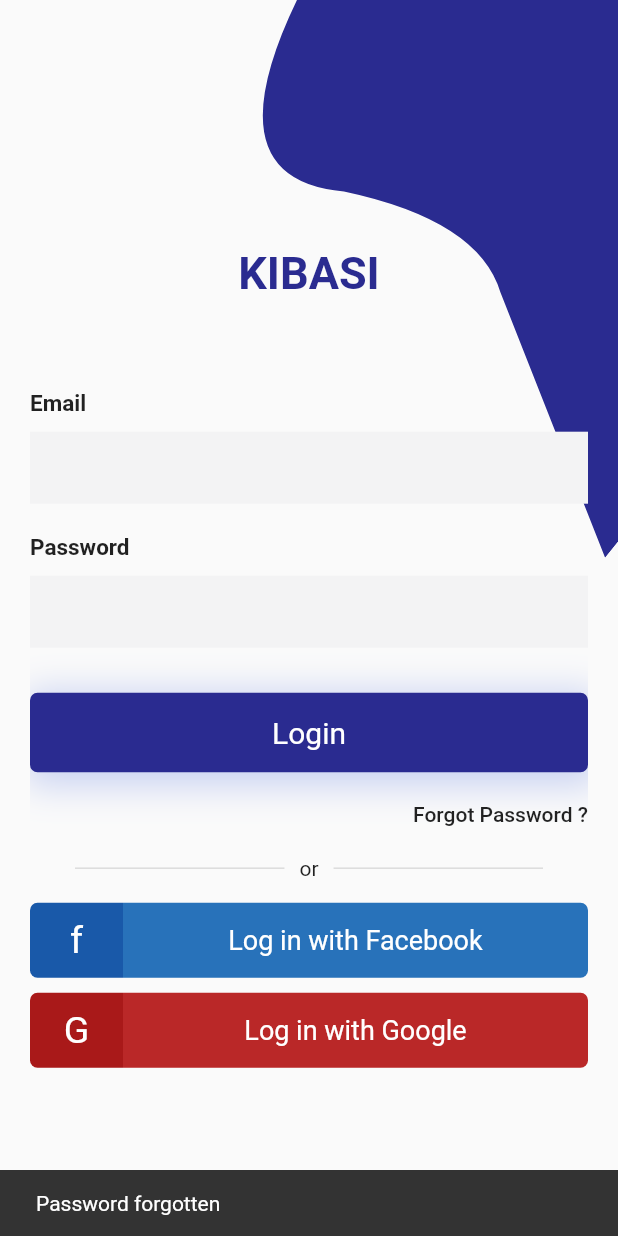
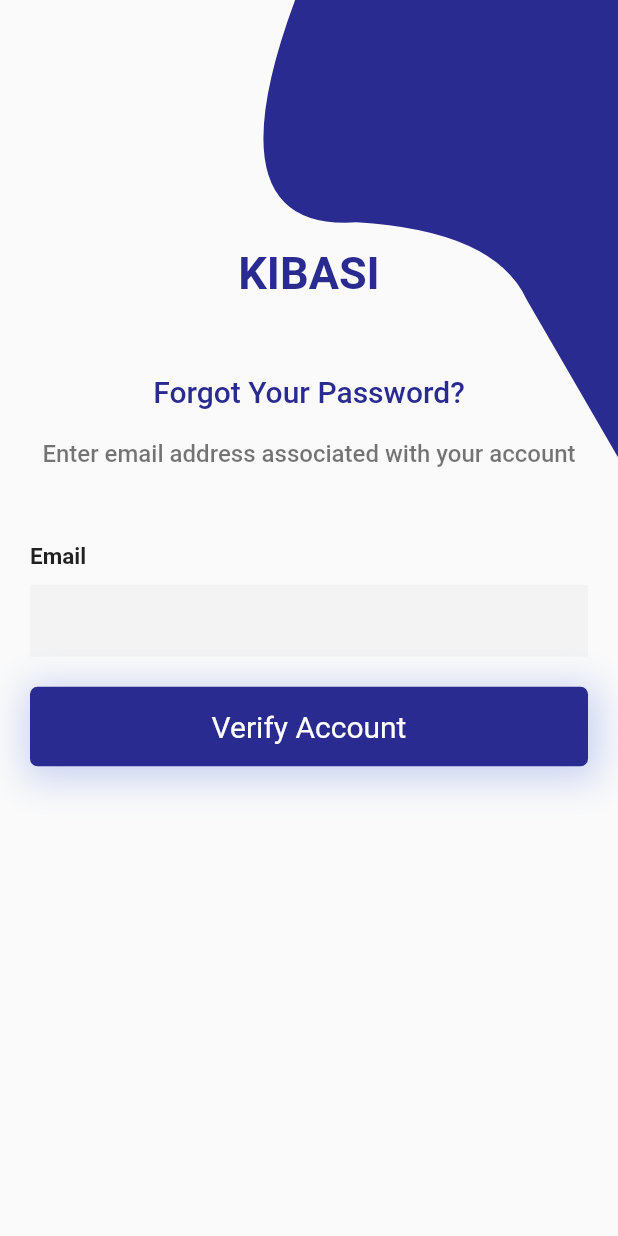
Before and after one commit to 4xMafole/kibasi-Owner, a Flutter app: the LoginPage screen opened directly, after a tap on "Forgot Password ?", on a phone screen of 412 x 824 dp. Run offline on Flutter 3.47's test engine with Material 2 defaults, Android fonts, the phone set to English and light mode, and no system bars; our stand-ins replace flutter_neumorphic, get, google_fonts; missing offline and left inert: otp_screen; Roboto replaces fonts that are missing (Dosis).

Commit message:
Done wit authentication page designs

```diff
--- /dev/null
+++ b/lib/auth/forgot_password_page.dart
@@ -0,0 +1,168 @@
+import 'package:flutter/material.dart';
+import 'package:get/get.dart';
+import 'package:google_fonts/google_fonts.dart';
+import 'package:kibasi/auth/login_page.dart';
+import 'package:kibasi/auth/update_password_page.dart';
+import 'package:kibasi/widget/bezier.dart';
+import 'package:kibasi/utils/custom_color.dart' as color;
+
+class ForgotPasswordPage extends StatefulWidget {
+  const ForgotPasswordPage({Key? key}) : super(key: key);
+
+  @override
+  _ForgotPasswordPage createState() => _ForgotPasswordPage();
+}
+
+class _ForgotPasswordPage extends State<ForgotPasswordPage> {
+  @override
+  Widget build(BuildContext context) {
+    final height = MediaQuery.of(context).size.height;
+    return Scaffold(
+      body: Container(
+        height: height,
+        child: Stack(
+          children: <Widget>[
+            Positioned(
+              top: -MediaQuery.of(context).size.height * .15,
+              right: -MediaQuery.of(context).size.width * .4,
+              child: CustomBezier(),
+            ),
+            Container(
+              padding: EdgeInsets.symmetric(horizontal: 20),
+              child: SingleChildScrollView(
+                child: Column(
+                  crossAxisAlignment: CrossAxisAlignment.center,
+                  mainAxisAlignment: MainAxisAlignment.center,
+                  children: <Widget>[
+                    SizedBox(height: height * .2),
+                    _title(),
+                    SizedBox(
+                      height: 50,
+                    ),
+                    _subtitle(),
+                    SizedBox(
+                      height: 20,
+                    ),
+                    _normalText(),
+                    SizedBox(
+                      height: 40,
+                    ),
+                    _emailPasswordWidget(),
+                    SizedBox(
+                      height: 10,
+                    ),
+                    _submitButton(),
+                  ],
+                ),
+              ),
+            ),
+          ],
+        ),
+      ),
+    );
+  }
+
+  Widget _entryField(String title, {bool isPassword = false}) {
+    return Container(
+      margin: EdgeInsets.symmetric(vertical: 10),
+      child: Column(
+        crossAxisAlignment: CrossAxisAlignment.start,
+        children: <Widget>[
+          Text(
+            title,
+            style: TextStyle(fontWeight: FontWeight.bold, fontSize: 15),
+          ),
+          SizedBox(
+            height: 10,
+          ),
+          TextField(
+              obscureText: isPassword,
+              decoration: InputDecoration(
+                  border: InputBorder.none,
+                  fillColor: Color(0xfff3f3f4),
+                  filled: true))
+        ],
+      ),
+    );
+  }
+
+  Widget _submitButton() {
+    return InkWell(
+      onTap: () {
+        Get.to(UpdatePasswordPage());
+      },
+      child: Container(
+        width: MediaQuery.of(context).size.width,
+        padding: EdgeInsets.symmetric(vertical: 15),
+        alignment: Alignment.center,
+        decoration: BoxDecoration(
+            borderRadius: BorderRadius.all(Radius.circular(5)),
+            boxShadow: <BoxShadow>[
+              BoxShadow(
+                color: color.AppColor.paleBlue.withOpacity(0.6),
+                offset: Offset(2, 4),
+                blurRadius: 20,
+                spreadRadius: 5,
+              )
+            ],
+            color: color.AppColor.blue),
+        child: Text(
+          'Verify Account',
+          style: TextStyle(fontSize: 20, color: Colors.white),
+        ),
+      ),
+    );
+  }
+
+  Widget _title() {
+    return RichText(
+      textAlign: TextAlign.center,
+      text: TextSpan(
+        text: "KIBASI",
+        style: GoogleFonts.dosis(
+          textStyle: Theme.of(context).textTheme.headline1,
+          fontSize: 30,
+          fontWeight: FontWeight.w700,
+          color: color.AppColor.blue,
+        ),
+      ),
+    );
+  }
+
+  Widget _subtitle() {
+    return RichText(
+      textAlign: TextAlign.center,
+      text: TextSpan(
+        text: "Forgot Your Password?",
+        style: GoogleFonts.dosis(
+          textStyle: Theme.of(context).textTheme.headline1,
+          fontSize: 20,
+          fontWeight: FontWeight.w500,
+          color: color.AppColor.blue,
+        ),
+      ),
+    );
+  }
+
+  Widget _normalText() {
+    return RichText(
+      textAlign: TextAlign.center,
+      text: TextSpan(
+        text: "Enter email address associated with your account",
+        style: GoogleFonts.dosis(
+          textStyle: Theme.of(context).textTheme.headline1,
+          fontSize: 16,
+          fontWeight: FontWeight.w500,
+        ),
+      ),
+    );
+  }
+
+  Widget _emailPasswordWidget() {
+    return Column(
+      children: <Widget>[
+        _entryField("Email"),
+      ],
+    );
+  }
+}
--- a/lib/auth/login_page.dart
+++ b/lib/auth/login_page.dart
@@ -1,6 +1,7 @@
 import 'package:flutter/material.dart';
 import 'package:get/get.dart';
 import 'package:google_fonts/google_fonts.dart';
+import 'package:kibasi/auth/forgot_password_page.dart';
 import 'package:kibasi/auth/register_page.dart';
 import 'package:kibasi/content/dashboard/dashboard_page.dart';
 import 'package:kibasi/utils/custom_color.dart' as color;
@@ -293,9 +294,7 @@ class _LoginPageState extends State<LoginPage> {
                     alignment: Alignment.centerRight,
                     child: InkWell(
                       onTap: () {
-                        ScaffoldMessenger.of(context).showSnackBar(SnackBar(
-                          content: Text("Password forgotten"),
-                        ));
+                        Get.to(ForgotPasswordPage());
                       },
                       child: Text('Forgot Password ?',
                           style: TextStyle(
--- /dev/null
+++ b/lib/auth/update_password_page.dart
@@ -0,0 +1,37 @@
+import 'package:flutter/material.dart';
+import 'package:get/get.dart';
+import 'package:kibasi/content/dashboard/dashboard_page.dart';
+import 'package:otp_screen/otp_screen.dart';
+import 'package:kibasi/utils/custom_color.dart' as color;
+
+class UpdatePasswordPage extends StatelessWidget {
+  const UpdatePasswordPage({Key? key}) : super(key: key);
+
+  Future<String?> validateOtp(String otp) async {
+    await Future.delayed(Duration(milliseconds: 2000));
+    if (otp == "123456") {
+      return null;
+    } else {
+      return "The entered Otp is wrong";
+    }
+  }
+
+  void moveToNextScreen(context) {
+    Get.to(const DashboardPage());
+  }
+
+  @override
+  Widget build(BuildContext context) {
+    return OtpScreen.withGradientBackground(
+      topColor: color.AppColor.blue,
+      bottomColor: color.AppColor.paleBlue,
+      otpLength: 6,
+      validateOtp: validateOtp,
+      routeCallback: moveToNextScreen,
+      themeColor: Colors.white,
+      titleColor: Colors.white,
+      title: "Email Verification",
+      subTitle: "Enter the code sent to \n john.doe@gmail.com",
+    );
+  }
+}
--- a/lib/main.dart
+++ b/lib/main.dart
@@ -1,6 +1,7 @@
 import 'package:flutter/material.dart';
 import 'package:flutter_neumorphic/flutter_neumorphic.dart';
 import 'package:get/get_navigation/src/root/get_material_app.dart';
+import 'package:kibasi/auth/forgot_password_page.dart';
 import 'package:kibasi/content/dashboard/dashboard_page.dart';
 import 'package:kibasi/content/profile/asset_page.dart';
 import 'package:kibasi/content/profile/profile_page.dart';
@@ -21,7 +22,7 @@ class MyApp extends StatelessWidget {
     return GetMaterialApp(
       title: 'Kibasi Owner',
       debugShowCheckedModeBanner: false,
-      home: DashboardPage(),
+      home: LoginPage(),
     );
   }
 }
--- a/lib/widget/bezier.dart
+++ b/lib/widget/bezier.dart
@@ -11,7 +11,7 @@ class CustomBezier extends StatelessWidget {
   Widget build(BuildContext context) {
     return Container(
       child: Transform.rotate(
-        angle: -pi / 3.5,
+        angle: -pi / 3,
         child: ClipPath(
           clipper: ClipPainter(),
           child: Container(
--- a/pubspec.yaml
+++ b/pubspec.yaml
@@ -39,6 +39,7 @@ dependencies:
       url: "https://github.com/alionour/Flutter-Neumorphic"
   get: ^4.1.4
   intl: ^0.17.0
+  otp_screen:
 
 dev_dependencies:
   flutter_test:
```
Also changed, not shown: pubspec.lock.
